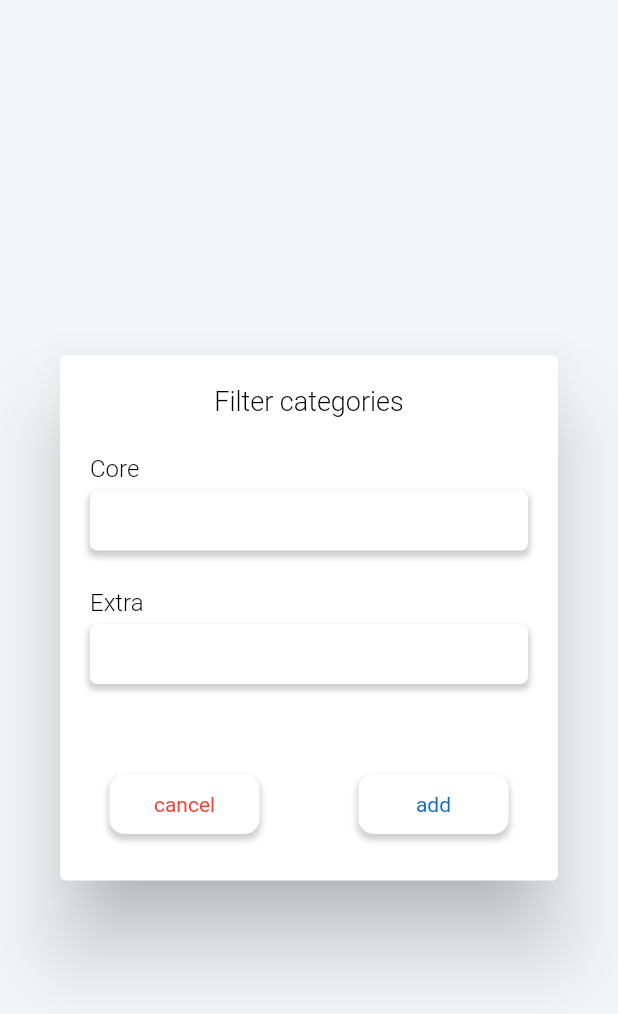
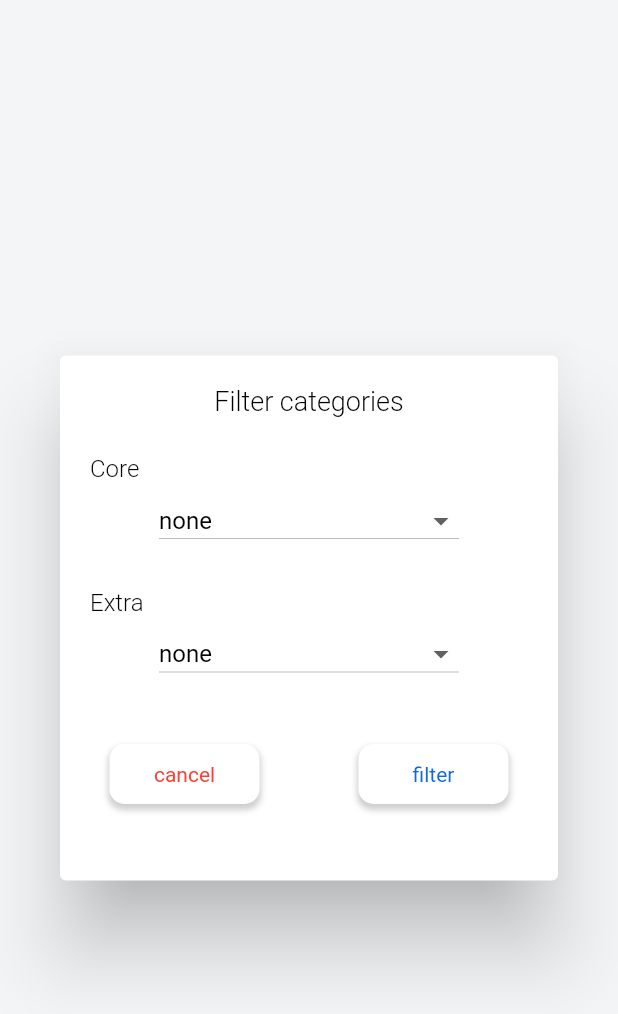
Before and after one commit to tomoaki3284/flutter_wsu_course_helper, a Flutter app: the FilterDialog widget shown alone on an empty page, opened directly, on a phone screen of 412 x 824 dp. Shown: the top 1014 px of the screen. Run offline on Flutter 3.47's test engine with Material 2 defaults, Android fonts, the light colour scheme and no system bars; our stand-ins replace page_view_indicators, shared_preferences; accounts and stored records are empty; network calls fail.

Commit message:
Implemented dropdown, and little changes in filtering logic

```diff
--- a/lib/View/ClassListPage/ClassListPage.dart
+++ b/lib/View/ClassListPage/ClassListPage.dart
@@ -256,9 +256,4 @@ class ClassListPage extends StatelessWidget {
       ),
     );
   }
-
-  //todo
-  Widget _buildSliverAppBarContent() {
-    return Placeholder();
-  }
 }
--- /dev/null
+++ b/lib/View/ClassListPage/DropDown.dart
@@ -0,0 +1,65 @@
+import 'package:flutter/material.dart';
+import 'package:provider/provider.dart';
+import 'package:wsu_course_helper/Model/ClassListFilter.dart';
+
+class DropDown extends StatefulWidget {
+  List<String> dropdownItemArray;
+  String filterType;
+
+  DropDown({@required this.dropdownItemArray, @required this.filterType});
+
+  @override
+  _DropDownState createState() => _DropDownState(
+      dropdownItemArray: this.dropdownItemArray, filterType: filterType);
+}
+
+class _DropDownState extends State<DropDown> {
+  List<String> dropdownItemArray;
+  String filterType;
+
+  List<DropdownMenuItem<String>> items = [];
+  String _selectedItems;
+
+  ClassListFilter classListFilter;
+
+  _DropDownState({@required this.dropdownItemArray, filterType}){
+    this.filterType = filterType;
+  }
+
+  @override
+  void initState() {
+    for (String item in dropdownItemArray) {
+      items.add(DropdownMenuItem(
+        value: item,
+        child: Text(
+          item,
+          maxLines: 1,
+          overflow: TextOverflow.ellipsis,
+        ),
+      ));
+    }
+    _selectedItems = items[0].value;
+    super.initState();
+  }
+
+  @override
+  Widget build(BuildContext context) {
+    classListFilter = Provider.of<ClassListFilter>(context, listen: false);
+
+    return DropdownButton(
+      isExpanded: true,
+      value: _selectedItems,
+      items: items,
+      onChanged: onChangeItem,
+    );
+  }
+
+  void onChangeItem(String selectedItem) {
+    classListFilter.setFilter(selectedItem, filterType);
+
+    setState(() {
+      _selectedItems = selectedItem;
+      classListFilter.setFilter(selectedItem, filterType);
+    });
+  }
+}
--- a/lib/View/ClassListPage/FilterDialog.dart
+++ b/lib/View/ClassListPage/FilterDialog.dart
@@ -1,4 +1,7 @@
 import 'package:flutter/material.dart';
+import 'package:provider/provider.dart';
+import 'package:wsu_course_helper/Model/ClassListFilter.dart';
+import 'package:wsu_course_helper/View/ClassListPage/DropDown.dart';
 import 'package:wsu_course_helper/constants.dart';
 
 class FilterDialog extends StatelessWidget {
@@ -25,31 +28,56 @@ class FilterDialog extends StatelessWidget {
               ),
             ),
             _buildHeader('Core'),
-            _buildDropDownButton(),
+            _buildDropDownButton(kCores, 'core'),
             _buildHeader('Extra'),
-            _buildDropDownButton(),
-            _buildButtons(),
+            _buildDropDownButton(kSpecials, 'special'),
+            _buildButtons(context),
           ],
         ),
       ),
     );
   }
 
-  Widget _buildButtons() {
-    return Row(
-      mainAxisAlignment: MainAxisAlignment.spaceAround,
-      children: <Widget>[
-        _buildButtonWidget('cancel', Colors.red),
-        _buildButtonWidget('add', kPrimaryColor),
-      ],
+  Widget _buildButtons(BuildContext context) {
+    ClassListFilter classListFilter = Provider.of<ClassListFilter>(context);
+
+    return Container(
+      margin: EdgeInsets.only(top: 40),
+      child: Row(
+        mainAxisAlignment: MainAxisAlignment.spaceAround,
+        children: <Widget>[
+          GestureDetector(
+            onTap: () {
+              goBackScreen(context);
+            },
+            child: _buildButtonWidget('cancel', Colors.red),
+          ),
+          GestureDetector(
+            onTap: () {
+              applyFilter(context);
+            },
+            child: _buildButtonWidget('filter', kPrimaryColor),
+          ),
+        ],
+      ),
     );
+  }
+
+  void applyFilter(BuildContext context) {
+    ClassListFilter classListFilter =
+        Provider.of<ClassListFilter>(context, listen: false);
+    classListFilter.applyFilter();
+    goBackScreen(context);
+  }
+
+  void goBackScreen(BuildContext context) {
+    return Navigator.of(context).pop(true);
   }
 
   Widget _buildButtonWidget(String text, Color color) {
     return Container(
       height: 40,
       width: 100,
-      margin: EdgeInsets.only(top: 60),
       decoration: BoxDecoration(
           borderRadius: BorderRadius.all(Radius.circular(10.0)),
           color: Colors.white,
@@ -65,9 +93,7 @@ class FilterDialog extends StatelessWidget {
         alignment: Alignment.center,
         child: Text(
           text,
-          style: TextStyle(
-            color: color
-          ),
+          style: TextStyle(color: color),
         ),
       ),
     );
@@ -89,21 +115,19 @@ class FilterDialog extends StatelessWidget {
     );
   }
 
-  Widget _buildDropDownButton() {
+  Widget _buildDropDownButton(
+      List<String> dropdownMenuItemArray, String filterType) {
+    assert(filterType != null);
+
     return Container(
+      alignment: Alignment.centerLeft,
       height: 40,
+      width: 200,
       margin: EdgeInsets.symmetric(horizontal: 20),
-      decoration: BoxDecoration(
-          borderRadius: BorderRadius.all(Radius.circular(5.0)),
-          color: Colors.white,
-          boxShadow: [
-            BoxShadow(
-              color: Colors.grey.withOpacity(0.5),
-              spreadRadius: 1,
-              blurRadius: 3,
-              offset: Offset(0, 3),
-            ),
-          ]),
+        child: DropDown(
+          dropdownItemArray: dropdownMenuItemArray,
+          filterType: filterType,
+      ),
     );
   }
 }
--- a/lib/constants.dart
+++ b/lib/constants.dart
@@ -147,3 +147,25 @@ const kImgByFeatureName = {
   'prof. rating' : 'assets/images/prof_rating.png',
   'donate' : 'assets/images/donate.png',
 };
+
+const kCores = [
+  'none',
+  'ARSN - Applied Analytical Reasoning',
+  'ASCI - Allied Science',
+  'CMP - English Composition',
+  'SOCU - Social Understanding',
+  'TMTH - Traditional Mathematics',
+  'GDIV - Global Diversity',
+  'UDIV - United States Diversity',
+  'HSGV - U.S History and Government',
+  'LPA - Literary/Philosophical Analysis',
+  'AAPP - Appreciation of the Arts',
+  'LSCI - Laboratory Science',
+];
+
+const kSpecials = [
+  'none',
+  'lab course',
+  'online lecture',
+  'remsyc remote sync',
+];
```
Also changed, not shown: lib/Model/ClassListFilter.dart (+48 -21 lines), lib/WidgetUtils.dart (added, +11 -0 lines).
